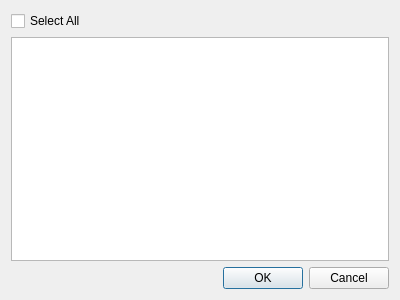
updraft/updraft, file Updraft/src/core/ui/filerolesdialog.ui: the form before one commit.
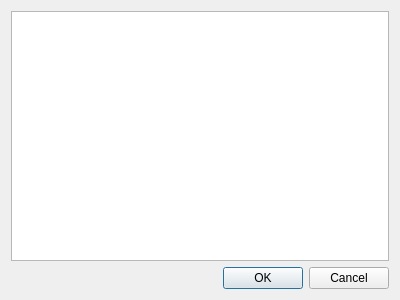
The form after the commit.

Commit message: Simpler file roles dialog.

Patch:
```diff
--- a/Updraft/src/core/ui/filerolesdialog.ui
+++ b/Updraft/src/core/ui/filerolesdialog.ui
@@ -14,13 +14,6 @@
    <string>File Open</string>
   </property>
   <layout class="QVBoxLayout" name="verticalLayout">
-   <item>
-    <widget class="QCheckBox" name="checkBox">
-     <property name="text">
-      <string>Select All</string>
-     </property>
-    </widget>
-   </item>
    <item>
     <widget class="QListView" name="listView">
      <property name="alternatingRowColors">
```
